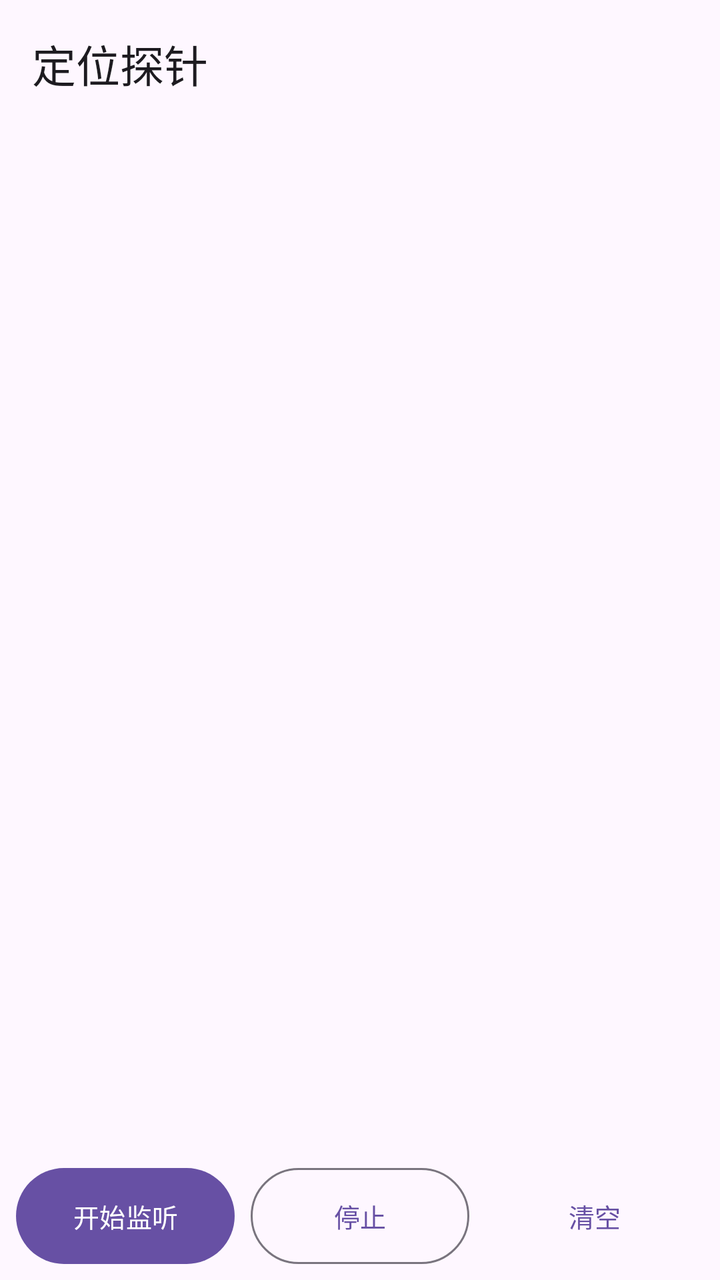
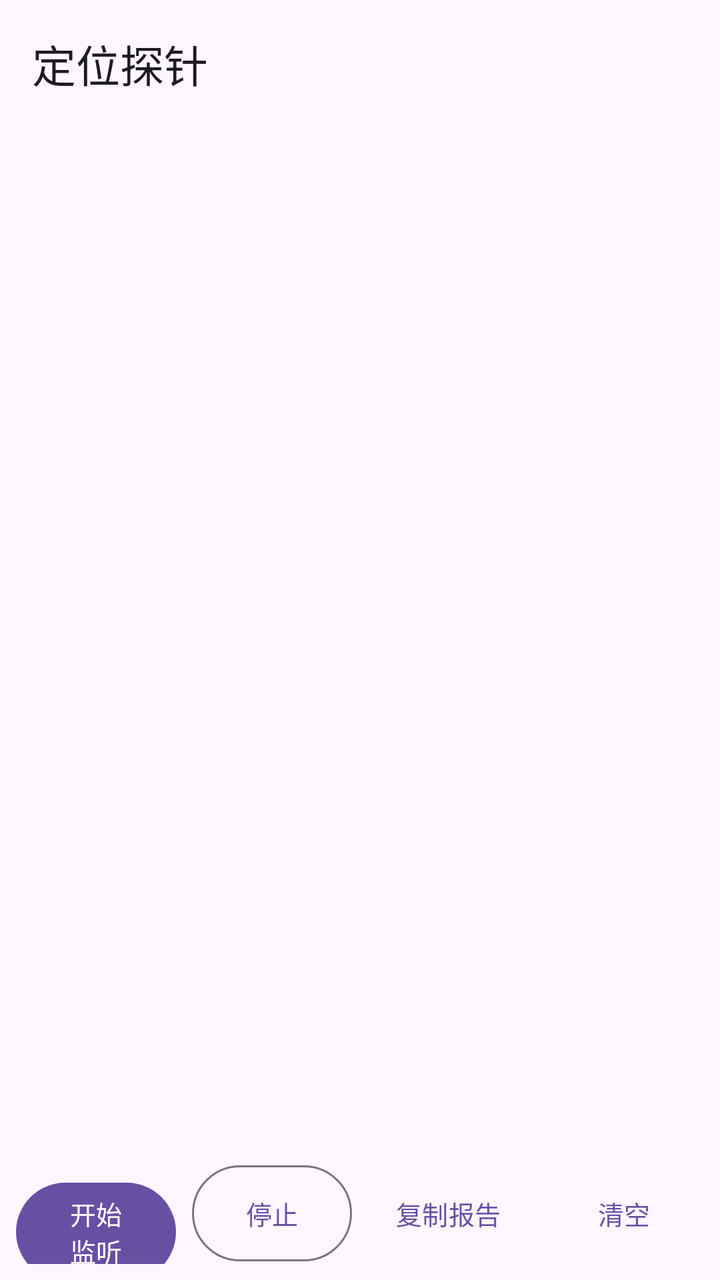

Screens rendered from an Android XML layout before and after an edit, with the pre-edit source and the edit as a unified diff.
<!-- AndroidManifest.xml: application theme Theme.Probe -->
<!-- res/layout/activity_probe.xml -->
<?xml version="1.0" encoding="utf-8"?>
<LinearLayout xmlns:android="http://schemas.android.com/apk/res/android"
    xmlns:app="http://schemas.android.com/apk/res-auto"
    android:layout_width="match_parent"
    android:layout_height="match_parent"
    android:orientation="vertical">

    <com.google.android.material.appbar.MaterialToolbar
        android:id="@+id/toolbar"
        android:layout_width="match_parent"
        android:layout_height="wrap_content"
        android:background="?attr/colorSurface"
        android:minHeight="?attr/actionBarSize"
        app:title="@string/probe_app_name" />

    <TextView
        android:id="@+id/textStatus"
        android:layout_width="match_parent"
        android:layout_height="wrap_content"
        android:paddingHorizontal="16dp"
        android:paddingVertical="8dp"
        android:textSize="13sp" />

    <ScrollView
        android:id="@+id/scroll"
        android:layout_width="match_parent"
        android:layout_height="0dp"
        android:layout_weight="1"
        android:paddingHorizontal="16dp">

        <TextView
            android:id="@+id/textLog"
            android:layout_width="match_parent"
            android:layout_height="wrap_content"
            android:fontFamily="monospace"
            android:paddingVertical="8dp"
            android:textIsSelectable="true"
            android:textSize="12sp" />
    </ScrollView>

    <LinearLayout
        android:layout_width="match_parent"
        android:layout_height="wrap_content"
        android:orientation="horizontal"
        android:padding="8dp">

        <com.google.android.material.button.MaterialButton
            android:id="@+id/buttonListen"
            android:layout_width="0dp"
            android:layout_height="wrap_content"
            android:layout_weight="1"
            android:insetTop="0dp"
            android:insetBottom="0dp"
            android:text="@string/probe_listen"
            android:textSize="13sp" />

        <com.google.android.material.button.MaterialButton
            android:id="@+id/buttonStop"
            style="@style/Widget.Material3.Button.OutlinedButton"
            android:layout_width="0dp"
            android:layout_height="wrap_content"
            android:layout_marginStart="8dp"
            android:layout_weight="1"
            android:insetTop="0dp"
            android:insetBottom="0dp"
            android:text="@string/probe_stop"
            android:textSize="13sp" />

        <com.google.android.material.button.MaterialButton
            android:id="@+id/buttonClear"
            style="@style/Widget.Material3.Button.TextButton"
            android:layout_width="0dp"
            android:layout_height="wrap_content"
            android:layout_marginStart="8dp"
            android:layout_weight="1"
            android:insetTop="0dp"
            android:insetBottom="0dp"
            android:text="@string/probe_clear"
            android:textSize="13sp" />
    </LinearLayout>
</LinearLayout>
<!-- resources referenced by this layout -->
<resources>
  <string name="probe_app_name">定位探针</string>
  <string name="probe_clear">清空</string>
  <string name="probe_listen">开始监听</string>
  <string name="probe_stop">停止</string>
  <style name="Theme.Probe" parent="Theme.Material3.DayNight.NoActionBar" />
</resources>

<!-- the commit's change to res/layout/activity_probe.xml (unified diff, before → after) -->
@@ -67,6 +67,18 @@
             android:textSize="13sp" />
 
         <com.google.android.material.button.MaterialButton
+            android:id="@+id/buttonReport"
+            style="@style/Widget.Material3.Button.TextButton"
+            android:layout_width="0dp"
+            android:layout_height="wrap_content"
+            android:layout_marginStart="8dp"
+            android:layout_weight="1"
+            android:insetTop="0dp"
+            android:insetBottom="0dp"
+            android:text="@string/probe_report"
+            android:textSize="13sp" />
+
+        <com.google.android.material.button.MaterialButton
             android:id="@+id/buttonClear"
             style="@style/Widget.Material3.Button.TextButton"
             android:layout_width="0dp"
<!-- resource entries referenced after the edit -->
@@ -3,6 +3,7 @@
   <string name="probe_app_name">定位探针</string>
   <string name="probe_clear">清空</string>
   <string name="probe_listen">开始监听</string>
+  <string name="probe_report">复制报告</string>
   <string name="probe_stop">停止</string>
   <style name="Theme.Probe" parent="Theme.Material3.DayNight.NoActionBar" />
 </resources>
